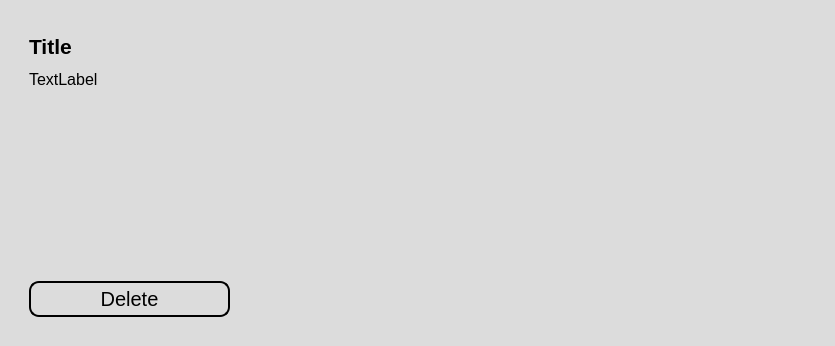
Qt form ui/saved.ui (Achu-Worifung/quickMove) before a commit.
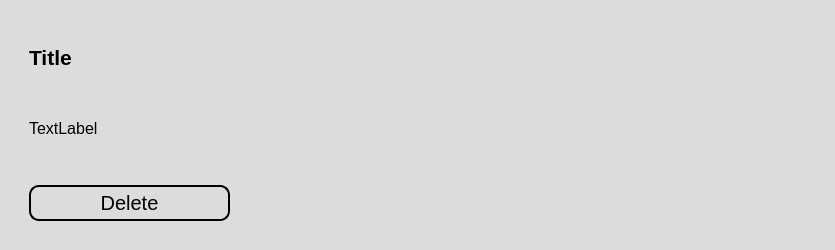
The same form after that commit. Icons and pictures are not drawn.

```diff
--- a/ui/saved.ui
+++ b/ui/saved.ui
@@ -7,9 +7,33 @@
     <x>0</x>
     <y>0</y>
     <width>835</width>
-    <height>346</height>
+    <height>250</height>
    </rect>
   </property>
+  <property name="sizePolicy">
+   <sizepolicy hsizetype="Minimum" vsizetype="Minimum">
+    <horstretch>0</horstretch>
+    <verstretch>0</verstretch>
+   </sizepolicy>
+  </property>
+  <property name="minimumSize">
+   <size>
+    <width>0</width>
+    <height>250</height>
+   </size>
+  </property>
+  <property name="sizeIncrement">
+   <size>
+    <width>0</width>
+    <height>20</height>
+   </size>
+  </property>
+  <property name="baseSize">
+   <size>
+    <width>0</width>
+    <height>250</height>
+   </size>
+  </property>
   <property name="windowTitle">
    <string>Form</string>
   </property>
@@ -58,7 +82,7 @@
            <item row="0" column="0">
             <widget class="QLabel" name="title">
              <property name="sizePolicy">
-              <sizepolicy hsizetype="Expanding" vsizetype="Preferred">
+              <sizepolicy hsizetype="Preferred" vsizetype="Preferred">
                <horstretch>0</horstretch>
                <verstretch>0</verstretch>
               </sizepolicy>
@@ -96,7 +120,7 @@
            <item row="1" column="0">
             <widget class="QLabel" name="body">
              <property name="sizePolicy">
-              <sizepolicy hsizetype="MinimumExpanding" vsizetype="Expanding">
+              <sizepolicy hsizetype="Minimum" vsizetype="Minimum">
                <horstretch>0</horstretch>
                <verstretch>0</verstretch>
               </sizepolicy>
@@ -104,7 +128,13 @@
              <property name="maximumSize">
               <size>
                <width>16777215</width>
-               <height>1000</height>
+               <height>72</height>
+              </size>
+             </property>
+             <property name="sizeIncrement">
+              <size>
+               <width>0</width>
+               <height>3</height>
               </size>
              </property>
              <property name="font">
@@ -128,7 +158,7 @@
               <bool>false</bool>
              </property>
              <property name="alignment">
-              <set>Qt::AlignLeading|Qt::AlignLeft|Qt::AlignTop</set>
+              <set>Qt::AlignLeading|Qt::AlignLeft|Qt::AlignVCenter</set>
              </property>
              <property name="wordWrap">
               <bool>true</bool>
```
